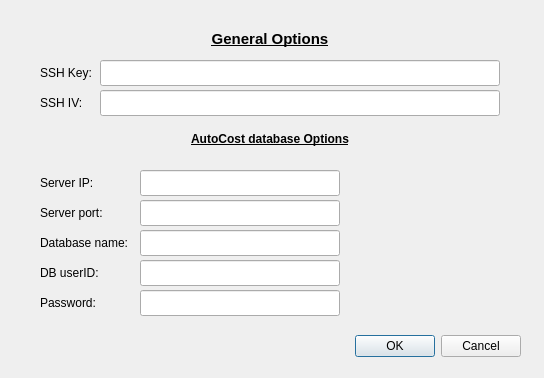
Qt form QTLinux/AutoCost/appsettingsdialog.ui (Cvelthoven/AutoCost) before a commit.
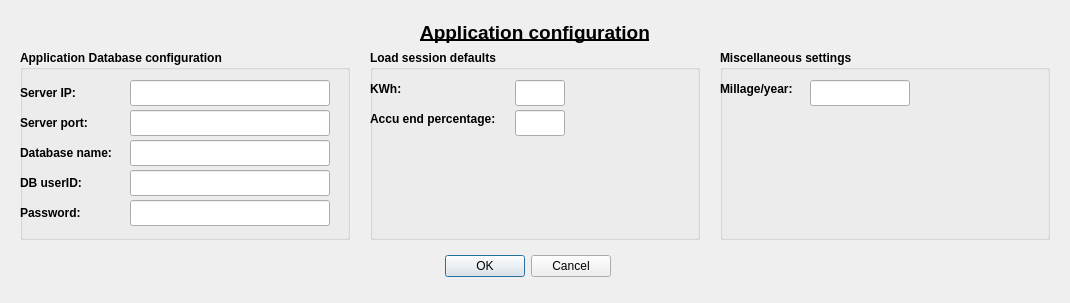
The same form after that commit.

Commit message: Class AppSettingDataModel add will replace class AppConfiguration

```diff
--- a/QTLinux/AutoCost/appsettingsdialog.ui
+++ b/QTLinux/AutoCost/appsettingsdialog.ui
@@ -6,8 +6,8 @@
    <rect>
     <x>0</x>
     <y>0</y>
-    <width>544</width>
-    <height>378</height>
+    <width>1070</width>
+    <height>303</height>
    </rect>
   </property>
   <property name="windowTitle">
@@ -16,8 +16,8 @@
   <widget class="QDialogButtonBox" name="buttonBox">
    <property name="geometry">
     <rect>
-     <x>180</x>
-     <y>330</y>
+     <x>270</x>
+     <y>250</y>
      <width>341</width>
      <height>32</height>
     </rect>
@@ -29,211 +29,311 @@
     <set>QDialogButtonBox::StandardButton::Cancel|QDialogButtonBox::StandardButton::Ok</set>
    </property>
   </widget>
-  <widget class="QLineEdit" name="lneSSHIV">
+  <widget class="QGroupBox" name="gbAppDatabase">
    <property name="geometry">
     <rect>
-     <x>100</x>
-     <y>90</y>
-     <width>400</width>
-     <height>26</height>
+     <x>20</x>
+     <y>50</y>
+     <width>330</width>
+     <height>190</height>
     </rect>
    </property>
-  </widget>
-  <widget class="QLabel" name="lblGeneralOptionsTitle">
-   <property name="geometry">
-    <rect>
-     <x>40</x>
-     <y>30</y>
-     <width>460</width>
-     <height>18</height>
-    </rect>
-   </property>
    <property name="font">
     <font>
-     <pointsize>11</pointsize>
      <bold>true</bold>
-     <underline>true</underline>
     </font>
    </property>
-   <property name="text">
-    <string>General Options</string>
+   <property name="title">
+    <string>Application Database configuration</string>
    </property>
-   <property name="alignment">
-    <set>Qt::AlignmentFlag::AlignCenter</set>
-   </property>
+   <widget class="QLineEdit" name="lneAppDBPassword">
+    <property name="geometry">
+     <rect>
+      <x>110</x>
+      <y>150</y>
+      <width>200</width>
+      <height>26</height>
+     </rect>
+    </property>
+    <property name="font">
+     <font>
+      <bold>false</bold>
+     </font>
+    </property>
+   </widget>
+   <widget class="QLineEdit" name="lneAppDBName">
+    <property name="geometry">
+     <rect>
+      <x>110</x>
+      <y>90</y>
+      <width>200</width>
+      <height>26</height>
+     </rect>
+    </property>
+    <property name="font">
+     <font>
+      <bold>false</bold>
+     </font>
+    </property>
+   </widget>
+   <widget class="QLineEdit" name="lneAppServerIP">
+    <property name="geometry">
+     <rect>
+      <x>110</x>
+      <y>30</y>
+      <width>200</width>
+      <height>26</height>
+     </rect>
+    </property>
+    <property name="font">
+     <font>
+      <bold>false</bold>
+     </font>
+    </property>
+   </widget>
+   <widget class="QLabel" name="lblAppServerPort">
+    <property name="geometry">
+     <rect>
+      <x>0</x>
+      <y>60</y>
+      <width>105</width>
+      <height>26</height>
+     </rect>
+    </property>
+    <property name="text">
+     <string>Server port:</string>
+    </property>
+   </widget>
+   <widget class="QLabel" name="lblAppDBUserID">
+    <property name="geometry">
+     <rect>
+      <x>0</x>
+      <y>120</y>
+      <width>105</width>
+      <height>26</height>
+     </rect>
+    </property>
+    <property name="text">
+     <string>DB userID:</string>
+    </property>
+   </widget>
+   <widget class="QLabel" name="lblAppDBName">
+    <property name="geometry">
+     <rect>
+      <x>0</x>
+      <y>90</y>
+      <width>105</width>
+      <height>26</height>
+     </rect>
+    </property>
+    <property name="text">
+     <string>Database name:</string>
+    </property>
+   </widget>
+   <widget class="QLineEdit" name="lneAppDBUserID">
+    <property name="geometry">
+     <rect>
+      <x>110</x>
+      <y>120</y>
+      <width>200</width>
+      <height>26</height>
+     </rect>
+    </property>
+    <property name="font">
+     <font>
+      <bold>false</bold>
+     </font>
+    </property>
+   </widget>
+   <widget class="QLabel" name="lblAppServerIP">
+    <property name="geometry">
+     <rect>
+      <x>0</x>
+      <y>30</y>
+      <width>105</width>
+      <height>26</height>
+     </rect>
+    </property>
+    <property name="font">
+     <font>
+      <bold>true</bold>
+     </font>
+    </property>
+    <property name="text">
+     <string>Server IP:</string>
+    </property>
+   </widget>
+   <widget class="QLabel" name="lblAppDBPassword">
+    <property name="geometry">
+     <rect>
+      <x>0</x>
+      <y>150</y>
+      <width>105</width>
+      <height>26</height>
+     </rect>
+    </property>
+    <property name="text">
+     <string>Password:</string>
+    </property>
+   </widget>
+   <widget class="QLineEdit" name="lneAppServerPort">
+    <property name="geometry">
+     <rect>
+      <x>110</x>
+      <y>60</y>
+      <width>200</width>
+      <height>26</height>
+     </rect>
+    </property>
+    <property name="font">
+     <font>
+      <bold>false</bold>
+     </font>
+    </property>
+   </widget>
   </widget>
   <widget class="QLabel" name="lblSSHKey">
    <property name="geometry">
     <rect>
-     <x>40</x>
-     <y>60</y>
-     <width>60</width>
-     <height>26</height>
+     <x>20</x>
+     <y>20</y>
+     <width>1030</width>
+     <height>24</height>
     </rect>
    </property>
-   <property name="text">
-    <string>SSH Key:</string>
-   </property>
-  </widget>
-  <widget class="QLabel" name="lblSSHIV">
-   <property name="geometry">
-    <rect>
-     <x>40</x>
-     <y>90</y>
-     <width>60</width>
-     <height>26</height>
-    </rect>
-   </property>
-   <property name="text">
-    <string>SSH IV:</string>
-   </property>
-  </widget>
-  <widget class="QLineEdit" name="lneSSHKey">
-   <property name="geometry">
-    <rect>
-     <x>100</x>
-     <y>60</y>
-     <width>400</width>
-     <height>26</height>
-    </rect>
-   </property>
-  </widget>
-  <widget class="QLabel" name="lblAppDBOptionsTitle">
-   <property name="geometry">
-    <rect>
-     <x>40</x>
-     <y>130</y>
-     <width>460</width>
-     <height>18</height>
-    </rect>
-   </property>
    <property name="font">
     <font>
+     <pointsize>14</pointsize>
      <bold>true</bold>
      <underline>true</underline>
     </font>
    </property>
    <property name="text">
-    <string>AutoCost database Options</string>
+    <string>Application configuration</string>
    </property>
    <property name="alignment">
     <set>Qt::AlignmentFlag::AlignCenter</set>
    </property>
   </widget>
-  <widget class="QLabel" name="lblAppServerIP">
+  <widget class="QGroupBox" name="gbLoadSessionDefaults">
    <property name="geometry">
     <rect>
-     <x>40</x>
-     <y>170</y>
-     <width>100</width>
-     <height>26</height>
+     <x>370</x>
+     <y>50</y>
+     <width>330</width>
+     <height>190</height>
     </rect>
    </property>
-   <property name="text">
-    <string>Server IP:</string>
+   <property name="font">
+    <font>
+     <bold>true</bold>
+    </font>
    </property>
-  </widget>
-  <widget class="QLabel" name="lblAppServerPort">
-   <property name="geometry">
-    <rect>
-     <x>40</x>
-     <y>200</y>
-     <width>100</width>
-     <height>26</height>
-    </rect>
+   <property name="title">
+    <string>Load session defaults</string>
    </property>
-   <property name="text">
-    <string>Server port:</string>
-   </property>
+   <widget class="QLabel" name="lbLoadSesDefKWh">
+    <property name="geometry">
+     <rect>
+      <x>0</x>
+      <y>30</y>
+      <width>140</width>
+      <height>18</height>
+     </rect>
+    </property>
+    <property name="text">
+     <string>KWh:</string>
+    </property>
+   </widget>
+   <widget class="QLabel" name="lbLoadSesDefAccuEnd">
+    <property name="geometry">
+     <rect>
+      <x>0</x>
+      <y>60</y>
+      <width>140</width>
+      <height>18</height>
+     </rect>
+    </property>
+    <property name="text">
+     <string>Accu end percentage:</string>
+    </property>
+   </widget>
+   <widget class="QLineEdit" name="lnLoadSesDefKWh">
+    <property name="geometry">
+     <rect>
+      <x>145</x>
+      <y>30</y>
+      <width>50</width>
+      <height>26</height>
+     </rect>
+    </property>
+    <property name="font">
+     <font>
+      <bold>false</bold>
+     </font>
+    </property>
+   </widget>
+   <widget class="QLineEdit" name="lnLoadSesDefAccuEnd">
+    <property name="geometry">
+     <rect>
+      <x>145</x>
+      <y>60</y>
+      <width>50</width>
+      <height>26</height>
+     </rect>
+    </property>
+    <property name="font">
+     <font>
+      <bold>false</bold>
+     </font>
+    </property>
+   </widget>
   </widget>
-  <widget class="QLabel" name="lblAppDBName">
+  <widget class="QGroupBox" name="gbMiscSettings">
    <property name="geometry">
     <rect>
-     <x>40</x>
-     <y>230</y>
-     <width>100</width>
-     <height>26</height>
+     <x>720</x>
+     <y>50</y>
+     <width>330</width>
+     <height>190</height>
     </rect>
    </property>
-   <property name="text">
-    <string>Database name:</string>
+   <property name="font">
+    <font>
+     <bold>true</bold>
+    </font>
    </property>
-  </widget>
-  <widget class="QLabel" name="lblAppDBUserID">
-   <property name="geometry">
-    <rect>
-     <x>40</x>
-     <y>260</y>
-     <width>100</width>
-     <height>26</height>
-    </rect>
+   <property name="title">
+    <string>Miscellaneous settings</string>
    </property>
-   <property name="text">
-    <string>DB userID:</string>
-   </property>
-  </widget>
-  <widget class="QLabel" name="lblAppDBPassword">
-   <property name="geometry">
-    <rect>
-     <x>40</x>
-     <y>290</y>
-     <width>91</width>
-     <height>26</height>
-    </rect>
-   </property>
-   <property name="text">
-    <string>Password:</string>
-   </property>
-  </widget>
-  <widget class="QLineEdit" name="lneAppServerIP">
-   <property name="geometry">
-    <rect>
-     <x>140</x>
-     <y>170</y>
-     <width>200</width>
-     <height>26</height>
-    </rect>
-   </property>
-  </widget>
-  <widget class="QLineEdit" name="lneAppServerPort">
-   <property name="geometry">
-    <rect>
-     <x>140</x>
-     <y>200</y>
-     <width>200</width>
-     <height>26</height>
-    </rect>
-   </property>
-  </widget>
-  <widget class="QLineEdit" name="lneAppDBName">
-   <property name="geometry">
-    <rect>
-     <x>140</x>
-     <y>230</y>
-     <width>200</width>
-     <height>26</height>
-    </rect>
-   </property>
-  </widget>
-  <widget class="QLineEdit" name="lneAppDBUserID">
-   <property name="geometry">
-    <rect>
-     <x>140</x>
-     <y>260</y>
-     <width>200</width>
-     <height>26</height>
-    </rect>
-   </property>
-  </widget>
-  <widget class="QLineEdit" name="lneAppDBPassword">
-   <property name="geometry">
-    <rect>
-     <x>140</x>
-     <y>290</y>
-     <width>200</width>
-     <height>26</height>
-    </rect>
-   </property>
+   <widget class="QLabel" name="lbMiscMillageYear">
+    <property name="geometry">
+     <rect>
+      <x>0</x>
+      <y>30</y>
+      <width>85</width>
+      <height>18</height>
+     </rect>
+    </property>
+    <property name="text">
+     <string>Millage/year:</string>
+    </property>
+   </widget>
+   <widget class="QLineEdit" name="lnMiscMillageYear">
+    <property name="geometry">
+     <rect>
+      <x>90</x>
+      <y>30</y>
+      <width>100</width>
+      <height>26</height>
+     </rect>
+    </property>
+    <property name="font">
+     <font>
+      <bold>false</bold>
+     </font>
+    </property>
+   </widget>
   </widget>
  </widget>
  <resources/>
```
Left out of the diff: 2 changed lines with no effect on the pictures. The commit also changes 13 other files.
